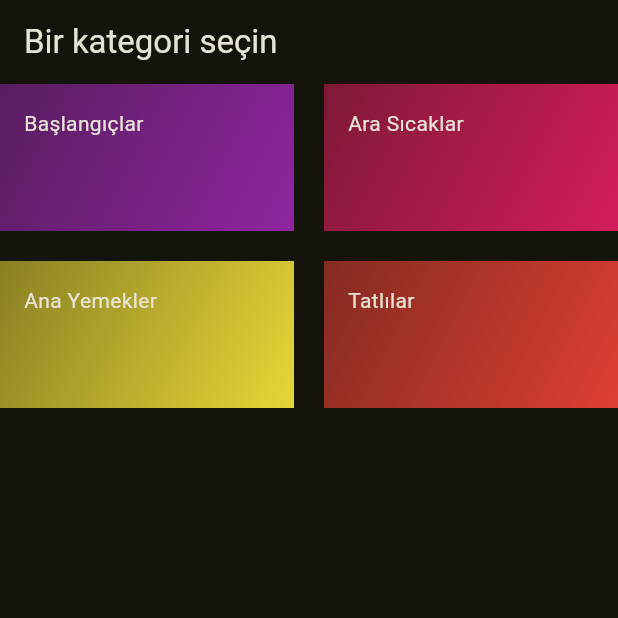
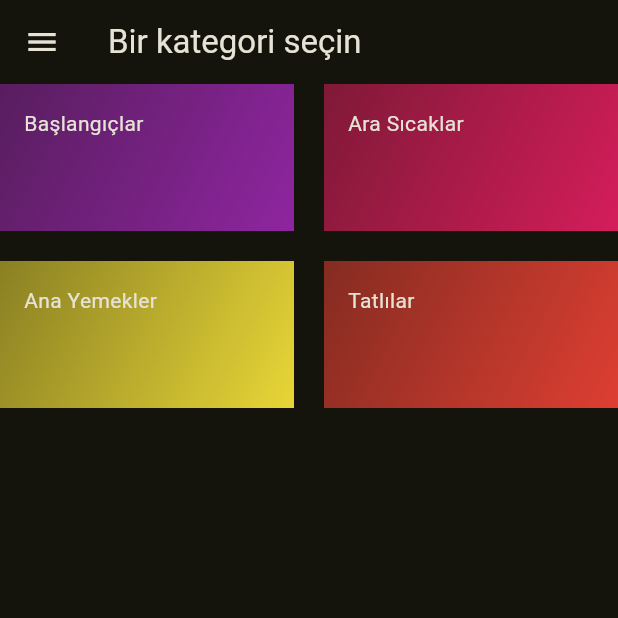
Before and after one commit to onurerdem/mealsapp, a Flutter app: the screen it shows after launch, on a phone screen of 412 x 824 dp, the top half of it. Run offline on Flutter 3.47's test engine with Material 3 defaults, Android fonts, the phone set to English and light mode, and no system bars.

Commit message:
Ödev 5.12.2023

```diff
--- a/lib/main.dart
+++ b/lib/main.dart
@@ -1,5 +1,4 @@
 import 'package:flutter/material.dart';
-import 'package:mealsapp/models/category.dart';
 import 'package:mealsapp/screens/categories.dart';
 
 final theme = ThemeData(
--- a/lib/screens/categories.dart
+++ b/lib/screens/categories.dart
@@ -21,6 +21,26 @@ class Categories extends StatelessWidget {
   Widget build(BuildContext context) {
     return Scaffold(
       appBar: AppBar(title: const Text("Bir kategori seçin")),
+      drawer: Drawer(
+        child: ListView(
+          padding: EdgeInsets.zero,
+          children: <Widget>[
+            const DrawerHeader(
+              decoration: BoxDecoration(
+                color: Colors.blue,
+              ),
+              child: Text('Bir kategori seçin'),
+            ),
+            for (final category in categories)
+            ListTile(
+              title: Text(category.name),
+              onTap: () {
+                _selectCategory(context, category);
+              },
+            )
+          ],
+        ),
+      ),
       body: GridView(
         gridDelegate: const SliverGridDelegateWithFixedCrossAxisCount(
             crossAxisCount: 2,
```
